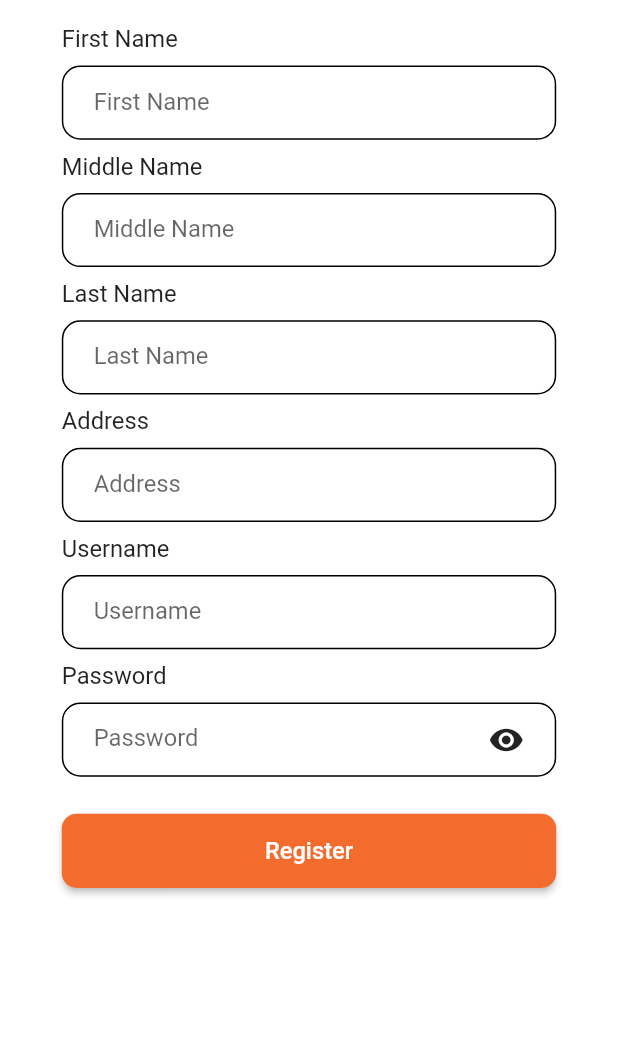
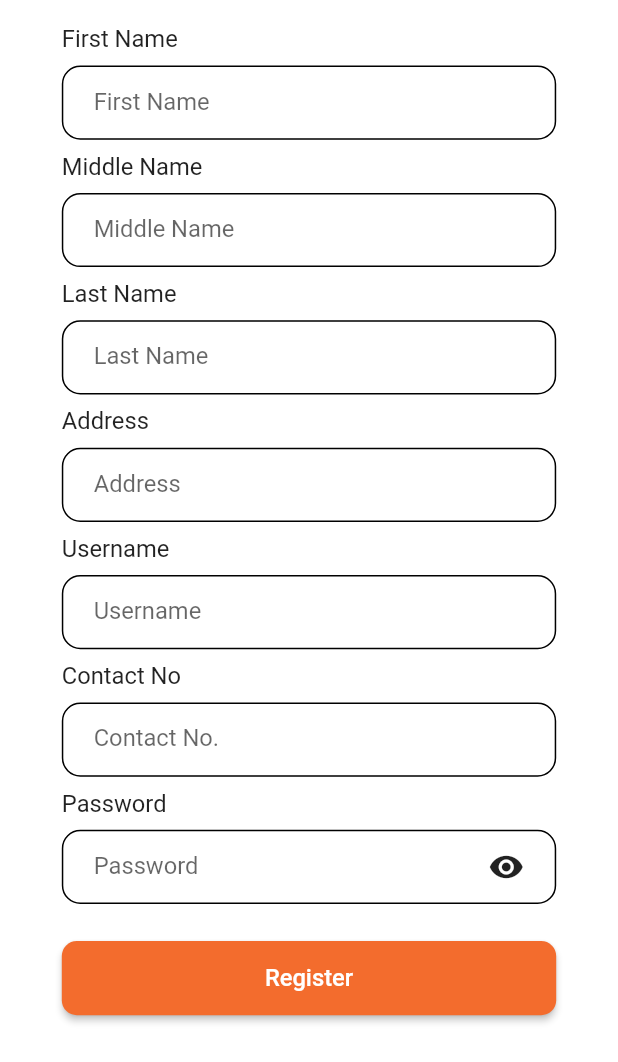
Before and after one commit to Melonz-Tech-Solutions/ersm-mobile, a Flutter app: the RegistrationScreen screen opened directly, on a phone screen of 412 x 824 dp. Shown: the top 1062 px of the screen. Run offline on Flutter 3.47's test engine with Material 2 defaults, Android fonts, the phone set to English and light mode, and no system bars; our stand-ins replace avatar_glow, awesome_notifications, firebase_core, firebase_messaging, geolocator, google_maps_flutter and 11 more; missing offline and left inert: flutter_polyline_points, telephony; accounts and stored records are empty.

Commit message:
fix: registration issue

```diff
--- a/lib/default/http.dart
+++ b/lib/default/http.dart
@@ -11,7 +11,8 @@ class Http {
   SharedPreferences _sharedPreferences;
   // String ip = '192.168.68.102';
   // String ip = '134.209.155.217';
-  String ip = 'zamboangarescue.org';
+  // String ip = 'zamboangarescue.org';
+  String ip = '10.0.2.2'; // local 127.0.0.1
   final String url;
   final dynamic body;
 
@@ -106,11 +107,7 @@ class Http {
     dynamic _response;
     try {
       await http.post(
-          Uri(
-              scheme: 'https',
-              host: ip,
-              // port: 8000,
-              path: '/api/v1/$url'),
+          Uri(scheme: 'http', host: ip, port: 8000, path: '/api/v1/$url'),
           body: json.encode(body),
           headers: {
             'Content-Type': 'application/json',
--- a/lib/home_screen.dart
+++ b/lib/home_screen.dart
@@ -345,7 +345,7 @@ class HomeScreenState extends State<HomeScreen> {
 
     PolylineId id = PolylineId(responderID.toString());
     PolylineResult result = await polylinePoints.getRouteBetweenCoordinates(
-      'AIzaSyBK1D2wTjbYuR5fCmvq5FJj-lwOR0uLPjs',
+      'AIzaSyCxoOo7lNMaJJstAqdGZVsfjZa_BV0uHeM',
       PointLatLng(responderLocation.latitude, responderLocation.longitude),
       PointLatLng(_locationData.latitude, _locationData.longitude),
     );
--- a/lib/old_home.dart
+++ b/lib/old_home.dart
@@ -313,7 +313,7 @@ class _HomeScreenState extends State<HomeScreen> {
 
     PolylineId id = PolylineId(responderId.toString());
     PolylineResult result = await polylinePoints.getRouteBetweenCoordinates(
-      'AIzaSyBK1D2wTjbYuR5fCmvq5FJj-lwOR0uLPjs',
+      'AIzaSyCxoOo7lNMaJJstAqdGZVsfjZa_BV0uHeM',
       PointLatLng(start.latitude, start.longitude),
       PointLatLng(_locationData.latitude, _locationData.longitude),
     );
--- a/lib/registration.dart
+++ b/lib/registration.dart
@@ -28,12 +28,14 @@ class _RegistrationScreenState extends State<RegistrationScreen> {
   TextEditingController _middlenameController = TextEditingController();
   TextEditingController _lastnameController = TextEditingController();
   TextEditingController _usernameController = TextEditingController();
+  TextEditingController _contactNoController = TextEditingController();
   TextEditingController _passwordController = TextEditingController();
   TextEditingController _addressController = TextEditingController();
 
   FocusNode _middlenameFocus = FocusNode();
   FocusNode _lastnameFocus = FocusNode();
   FocusNode _usernameFocus = FocusNode();
+  FocusNode _contactNoFocus = FocusNode();
   FocusNode _passwordFocus = FocusNode();
   FocusNode _addressFocus = FocusNode();
   bool _hidePassword = true;
@@ -78,6 +80,7 @@ class _RegistrationScreenState extends State<RegistrationScreen> {
         _lastnameController.text.isNotEmpty &&
         _usernameController.text.isNotEmpty &&
         _passwordController.text.isNotEmpty &&
+        _contactNoController.text.isNotEmpty &&
         _addressController.text.isNotEmpty) {
       _register();
     } else {
@@ -104,7 +107,8 @@ class _RegistrationScreenState extends State<RegistrationScreen> {
     Map requestBody = {
       'first_name': _firstnameController.text,
       'last_name': _lastnameController.text,
-      'contact_number': widget.number,
+      // 'contact_number': widget.number, // if using OTP
+      'contact_number': _contactNoController.text,
       'username': _usernameController.text,
       'password': _passwordController.text,
       'address': _addressController.text,
@@ -412,6 +416,53 @@ class _RegistrationScreenState extends State<RegistrationScreen> {
                       Align(
                           alignment: Alignment.centerLeft,
                           child: Text(
+                            'Contact No',
+                            textScaleFactor: .8,
+                            style: TextStyle(
+                                fontSize: Config.title * Config.textMultiplier),
+                          )),
+                      Container(
+                          height: (DeviceUtil.isTablet ? 5 : 6) *
+                              Config.heightMultiplier,
+                          margin: EdgeInsets.only(
+                              top: 1 * Config.heightMultiplier,
+                              bottom: 1 * Config.heightMultiplier),
+                          padding: EdgeInsets.symmetric(
+                              horizontal: 2 * Config.widthMultiplier),
+                          alignment: Alignment.centerLeft,
+                          decoration: BoxDecoration(
+                              borderRadius: BorderRadius.all(Radius.circular(
+                                  (DeviceUtil.isTablet ? 2 : 3) *
+                                      Config.widthMultiplier)),
+                              border: Border.all(color: Colors.black)),
+                          child: MediaQuery(
+                              data: MediaQuery.of(context)
+                                  .copyWith(textScaleFactor: .8),
+                              child: TextFormField(
+                                controller: _contactNoController,
+                                focusNode: _contactNoFocus,
+                                keyboardType: TextInputType.number,
+                                onFieldSubmitted: (string) {
+                                  FocusScope.of(context)
+                                      .requestFocus(_passwordFocus);
+                                },
+                                textInputAction: TextInputAction.next,
+                                decoration: InputDecoration(
+                                  isDense: true,
+                                  border: OutlineInputBorder(
+                                      borderSide: BorderSide.none),
+                                  hintText: 'Contact No.',
+                                  hintStyle: TextStyle(
+                                      fontSize:
+                                          Config.title * Config.textMultiplier),
+                                ),
+                                style: TextStyle(
+                                    fontSize:
+                                        Config.title * Config.textMultiplier),
+                              ))),
+                      Align(
+                          alignment: Alignment.centerLeft,
+                          child: Text(
                             'Password',
                             textScaleFactor: .8,
                             style: TextStyle(
```
Also changed, not shown: 1 other file.
